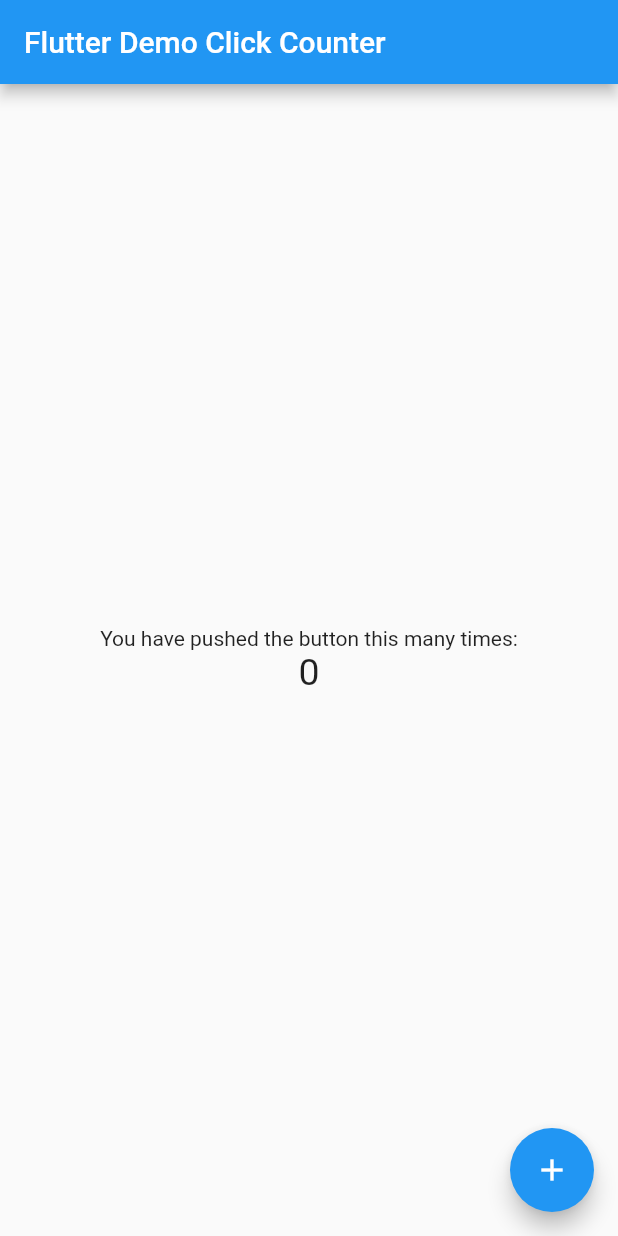
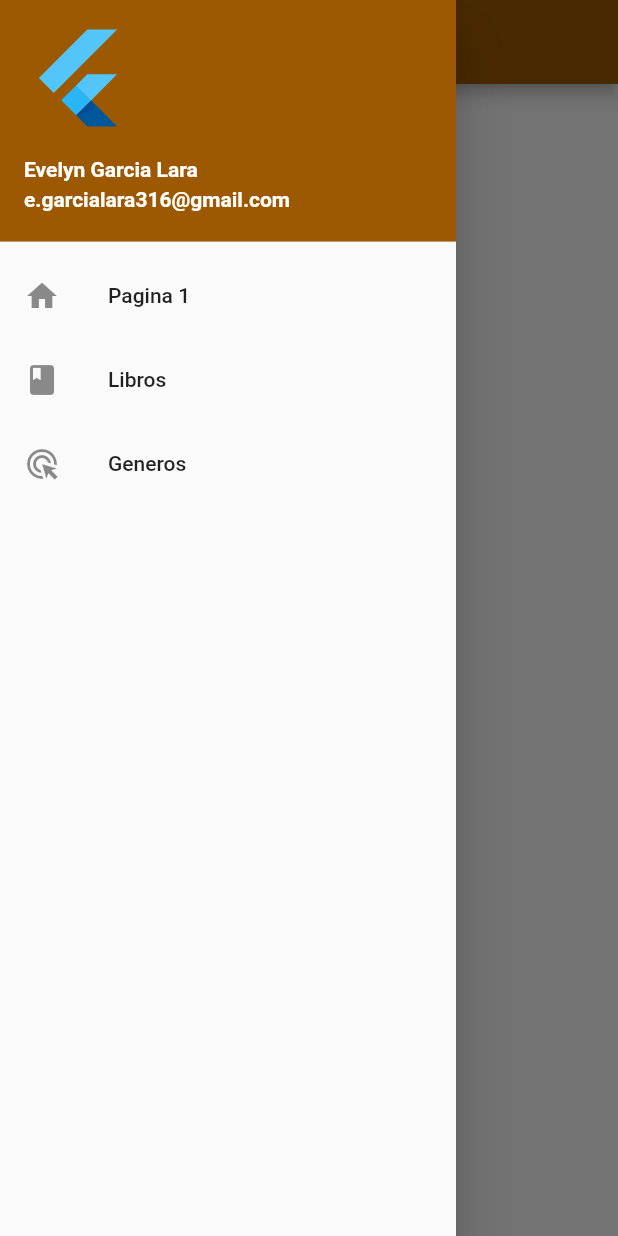
Before and after one commit to EvelynGarciaL/drawerfluttlab, a Flutter app: the screen it shows after launch, with the side drawer open (before the commit the screen has no drawer), on a phone screen of 412 x 824 dp. Run offline on Flutter 3.47's test engine with Material 2 defaults, Android fonts, the phone set to English and light mode, and no system bars.

Commit message:
drawer v2

```diff
--- a/lib/main.dart
+++ b/lib/main.dart
@@ -4,7 +4,7 @@ void main() => runApp(MyApp());
 
 class MyApp extends StatelessWidget {
   const MyApp({super.key});
-  static const String _title = 'Flutter Stateful Clicker Counter';
+  static const String _title = 'Drawer en flutter';
   // This widget is the root of your application.
   @override
   Widget build(BuildContext context) {
@@ -13,6 +13,7 @@ class MyApp extends StatelessWidget {
       theme: ThemeData(
         primarySwatch: Colors.blue,
       ),
+      debugShowCheckedModeBanner: false,
       home: MyHomePage(),
     );
   }
@@ -20,71 +21,79 @@ class MyApp extends StatelessWidget {
 
 class MyHomePage extends StatefulWidget {
   const MyHomePage({super.key});
-  // This widget is the home page of your application. It is stateful, meaning
-  // that it has a State object (defined below) that contains fields that affect
-  // how it looks.
-  // This class is the configuration for the state.
   @override
   _MyHomePageState createState() => _MyHomePageState();
 }
 
 class _MyHomePageState extends State<MyHomePage> {
-  int _counter = 0;
-
-  void _incrementCounter() {
-    setState(() {
-      // This call to setState tells the Flutter framework that something has
-      // changed in this State, which causes it to rerun the build method below
-      // so that the display can reflect the updated values. If we changed
-      // _counter without calling setState(), then the build method would not be
-      // called again, and so nothing would appear to happen.
-      _counter++;
-    });
-  }
-
   @override
   Widget build(BuildContext context) {
-    // This method is rerun every time setState is called, for instance as done
-    // by the _incrementCounter method above.
-    //
-    // The Flutter framework has been optimized to make rerunning build methods
-    // fast, so that you can just rebuild anything that needs updating rather
-    // than having to individually change instances of widgets.
     return Scaffold(
       appBar: AppBar(
-        // Here we take the value from the MyHomePage object that was created by
-        // the App.build method, and use it to set our appbar title.
-        title: Text('Flutter Demo Click Counter'),
+        title: Text('Act3 Drawer Garcia'),
+        backgroundColor: const Color(0xff9c5902),
       ),
-      body: Center(
-        // Center is a layout widget. It takes a single child and positions it
-        // in the middle of the parent.
-        child: Column(
-          // Column is also a layout widget. It takes a list of children and
-          // arranges them vertically. By default, it sizes itself to fit its
-          // children horizontally, and tries to be as tall as its parent.
-          //
-          // Column has various properties to control how it sizes itself and
-          // how it positions its children. Here we use mainAxisAlignment to
-          // center the children vertically; the main axis here is the vertical
-          // axis because Columns are vertical (the cross axis would be
-          // horizontal).
-          mainAxisAlignment: MainAxisAlignment.center,
-          children: <Widget>[
-            Text(
-              'You have pushed the button this many times:',
+      drawer: Drawer(
+        child: ListView(
+          // Important: Remove any padding from the ListView.
+          padding: EdgeInsets.zero,
+
+          children: [
+            const UserAccountsDrawerHeader(
+              // <-- SEE HERE
+              decoration: BoxDecoration(color: const Color(0xff9c5902)),
+              accountName: Text(
+                "Evelyn Garcia Lara",
+                style: TextStyle(
+                  fontWeight: FontWeight.bold,
+                ),
+              ),
+              accountEmail: Text(
+                "e.garcialara316@gmail.com",
+                style: TextStyle(
+                  fontWeight: FontWeight.bold,
+                ),
+              ),
+              currentAccountPicture: FlutterLogo(),
             ),
-            Text(
-              '$_counter',
-              style: TextStyle(fontSize: 25),
+            ListTile(
+              leading: Icon(
+                Icons.home,
+              ),
+              title: const Text('Pagina 1'),
+              onTap: () {
+                Navigator.pop(context);
+              },
+            ),
+            ListTile(
+              leading: Icon(
+                Icons.book,
+              ),
+              title: const Text('Libros'),
+              onTap: () {
+                Navigator.pop(context);
+              },
+            ),
+            ListTile(
+              leading: Icon(
+                Icons.ads_click_sharp,
+              ),
+              title: const Text('Generos'),
+              onTap: () {
+                Navigator.pop(context);
+              },
             ),
           ],
         ),
       ),
-      floatingActionButton: FloatingActionButton(
-        onPressed: _incrementCounter,
-        tooltip: 'Increment',
-        child: Icon(Icons.add),
+      body: Center(
+        child: Column(
+          children: [
+            SizedBox(
+              height: 50,
+            ),
+          ],
+        ),
       ),
     );
   }
```
